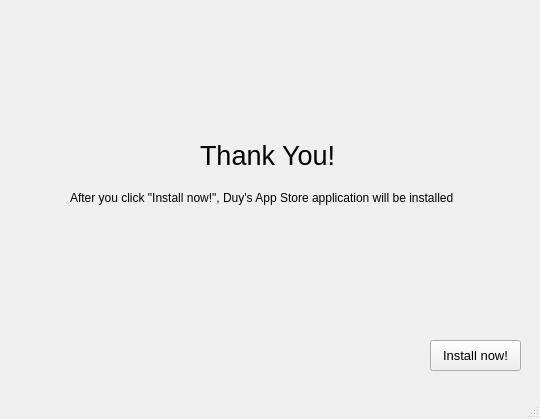
Before: the Qt Designer form PTI/SPCK/GUI/Setup3.ui in GreenSystemDuy08/TL-C4K-PTI01, drawn with Qt 5.
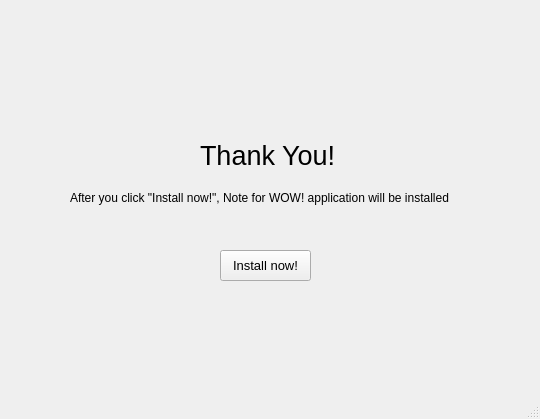
After: the same form once the commit is applied. Icons and pictures are not drawn.

```diff
--- a/PTI/SPCK/GUI/Setup3.ui
+++ b/PTI/SPCK/GUI/Setup3.ui
@@ -39,8 +39,8 @@
    <widget class="QPushButton" name="bt_install">
     <property name="geometry">
      <rect>
-      <x>430</x>
-      <y>340</y>
+      <x>220</x>
+      <y>250</y>
       <width>91</width>
       <height>31</height>
      </rect>
@@ -88,7 +88,7 @@
      </font>
     </property>
     <property name="text">
-     <string>After you click &quot;Install now!&quot;, Duy's App Store application will be installed</string>
+     <string>After you click &quot;Install now!&quot;, Note for WOW! application will be installed</string>
     </property>
    </widget>
   </widget>
```
Left out of the diff: 2 changed lines with no effect on the pictures.
